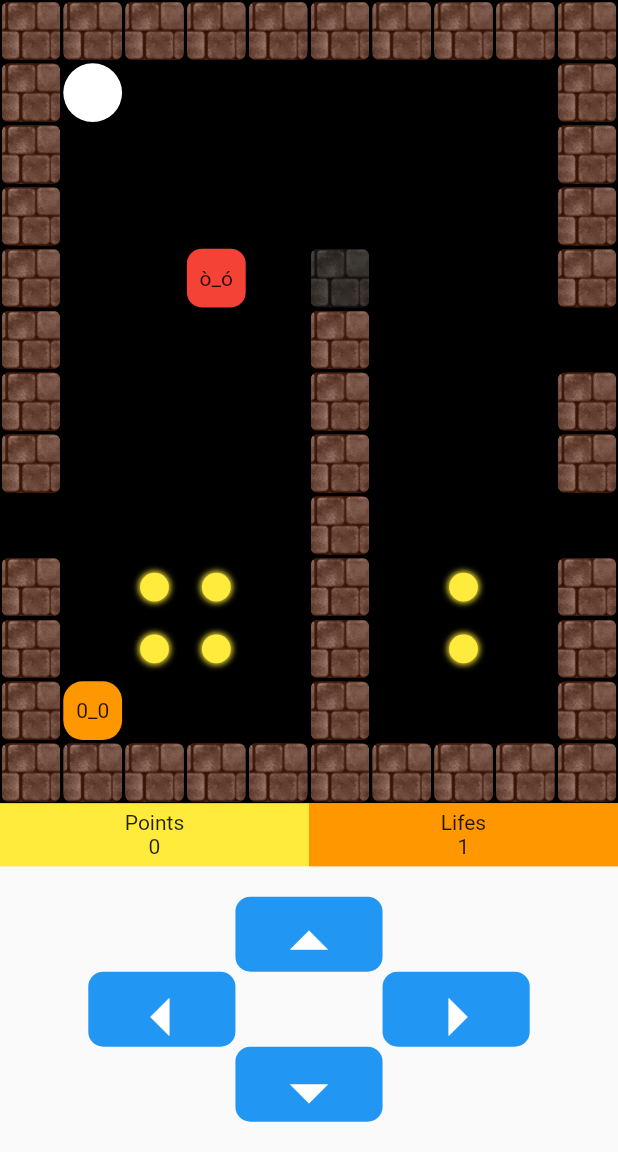
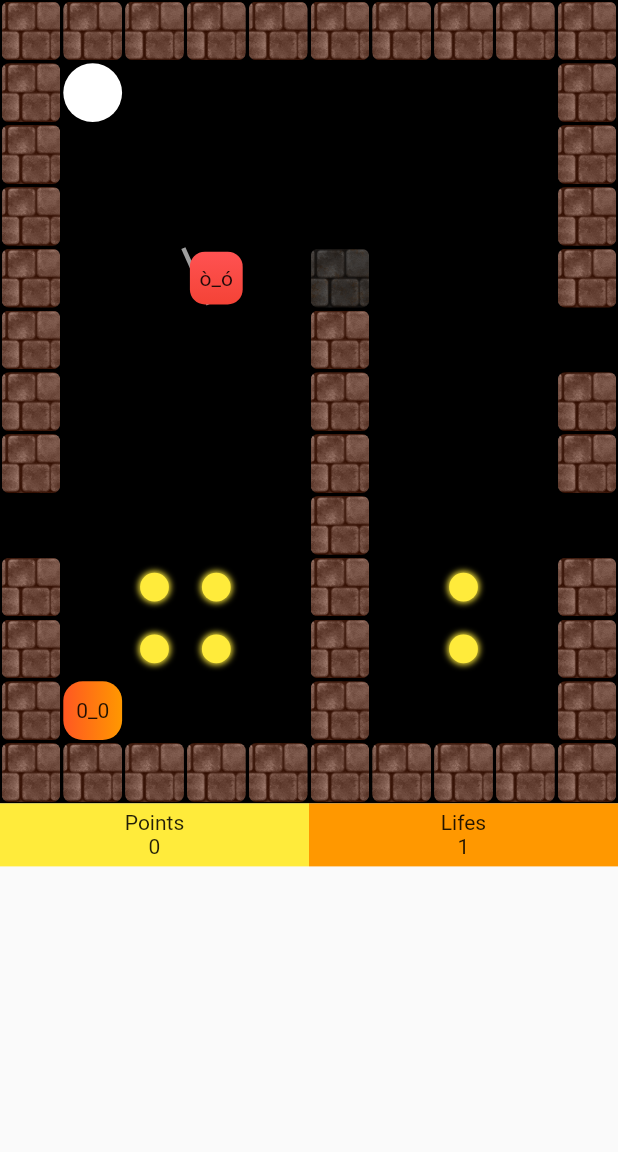
Before and after one commit to gerardggf/cubetis, a Flutter app: the screen it shows after launch, after a tap on "Start game", on a phone screen of 412 x 824 dp, the part 84-1236 px from its top. Run offline on Flutter 3.47's test engine with Material 2 defaults, Android fonts, the phone set to English and light mode, and no system bars; our stand-ins replace flutter_riverpod, freezed_annotation, go_router; generated files the repository leaves out were written again.

Commit message:
minor ui changes

```diff
--- a/lib/presentation/modules/home/game_widget.dart
+++ b/lib/presentation/modules/home/game_widget.dart
@@ -51,13 +51,13 @@ class _GameWidgetState extends ConsumerState<GameWidget> {
                 }
                 if (controller.playerPos == index) {
                   return const Player();
+                } else if (controller.enemiesPos.contains(index)) {
+                  return const Enemy();
                 } else if (enemiesList.contains(index) &&
                     controller.level!.wallsPos.contains(index)) {
                   return const Wall(
                     isInEnemyPath: true,
                   );
-                } else if (controller.enemiesPos.contains(index)) {
-                  return const Enemy();
                 } else if (controller.level!.wallsPos.contains(index)) {
                   return const Wall();
                 } else if (controller.level!.coinsPos.contains(index) &&
@@ -109,139 +109,138 @@ class _GameWidgetState extends ConsumerState<GameWidget> {
             ),
           ],
         ),
-        Expanded(
-          child: _buildButtonControl(notifier),
-        ),
+        const Expanded(child: SizedBox() //, _buildButtonControl(notifier),
+            ),
       ],
     );
   }
 
-  Widget _buildButtonControl(HomeController notifier) => Row(
-        children: [
-          const Expanded(
-            child: SizedBox(),
-          ),
-          Expanded(
-            flex: 5,
-            child: Column(
-              mainAxisAlignment: MainAxisAlignment.center,
-              crossAxisAlignment: CrossAxisAlignment.center,
-              children: [
-                Row(
-                  children: [
-                    const Expanded(
-                      child: SizedBox(),
-                    ),
-                    Expanded(
-                      child: GestureDetector(
-                        onTap: () => notifier.onButtonDown(
-                          direction: 0,
-                          canvasSize: widget.canvasSize,
-                        ),
-                        child: Container(
-                          decoration: BoxDecoration(
-                              color: kColor,
-                              borderRadius: BorderRadius.circular(10)),
-                          width: 50,
-                          height: 50,
-                          child: const Icon(
-                            Icons.arrow_drop_up,
-                            size: kBtnSize,
-                            color: Colors.white,
-                          ),
-                        ),
-                      ),
-                    ),
-                    const Expanded(
-                      child: SizedBox(),
-                    ),
-                  ],
-                ),
-                Row(
-                  mainAxisAlignment: MainAxisAlignment.center,
-                  crossAxisAlignment: CrossAxisAlignment.center,
-                  children: [
-                    Expanded(
-                      child: GestureDetector(
-                        onTap: () => notifier.onButtonDown(
-                          direction: 2,
-                          canvasSize: widget.canvasSize,
-                        ),
-                        child: Container(
-                          decoration: BoxDecoration(
-                              color: kColor,
-                              borderRadius: BorderRadius.circular(10)),
-                          width: 50,
-                          height: 50,
-                          child: const Icon(
-                            Icons.arrow_left,
-                            size: kBtnSize,
-                            color: Colors.white,
-                          ),
-                        ),
-                      ),
-                    ),
-                    const Expanded(
-                      child: SizedBox(),
-                    ),
-                    Expanded(
-                      child: GestureDetector(
-                        onTap: () => notifier.onButtonDown(
-                          direction: 3,
-                          canvasSize: widget.canvasSize,
-                        ),
-                        child: Container(
-                          decoration: BoxDecoration(
-                              color: kColor,
-                              borderRadius: BorderRadius.circular(10)),
-                          width: 50,
-                          height: 50,
-                          child: const Icon(
-                            Icons.arrow_right,
-                            size: kBtnSize,
-                            color: Colors.white,
-                          ),
-                        ),
-                      ),
-                    ),
-                  ],
-                ),
-                Row(
-                  children: [
-                    const Expanded(
-                      child: SizedBox(),
-                    ),
-                    Expanded(
-                      child: GestureDetector(
-                        onTap: () => notifier.onButtonDown(
-                          direction: 1,
-                          canvasSize: widget.canvasSize,
-                        ),
-                        child: Container(
-                          decoration: BoxDecoration(
-                              color: kColor,
-                              borderRadius: BorderRadius.circular(10)),
-                          width: 50,
-                          height: 50,
-                          child: const Icon(
-                            Icons.arrow_drop_down,
-                            size: kBtnSize,
-                            color: Colors.white,
-                          ),
-                        ),
-                      ),
-                    ),
-                    const Expanded(
-                      child: SizedBox(),
-                    ),
-                  ],
-                ),
-              ],
-            ),
-          ),
-          const Expanded(
-            child: SizedBox(),
-          ),
-        ],
-      );
+  // Widget _buildButtonControl(HomeController notifier) => Row(
+  //       children: [
+  //         const Expanded(
+  //           child: SizedBox(),
+  //         ),
+  //         Expanded(
+  //           flex: 5,
+  //           child: Column(
+  //             mainAxisAlignment: MainAxisAlignment.center,
+  //             crossAxisAlignment: CrossAxisAlignment.center,
+  //             children: [
+  //               Row(
+  //                 children: [
+  //                   const Expanded(
+  //                     child: SizedBox(),
+  //                   ),
+  //                   Expanded(
+  //                     child: GestureDetector(
+  //                       onTap: () => notifier.onButtonDown(
+  //                         direction: 0,
+  //                         canvasSize: widget.canvasSize,
+  //                       ),
+  //                       child: Container(
+  //                         decoration: BoxDecoration(
+  //                             color: kColor,
+  //                             borderRadius: BorderRadius.circular(10)),
+  //                         width: 50,
+  //                         height: 50,
+  //                         child: const Icon(
+  //                           Icons.arrow_drop_up,
+  //                           size: kBtnSize,
+  //                           color: Colors.white,
+  //                         ),
+  //                       ),
+  //                     ),
+  //                   ),
+  //                   const Expanded(
+  //                     child: SizedBox(),
+  //                   ),
+  //                 ],
+  //               ),
+  //               Row(
+  //                 mainAxisAlignment: MainAxisAlignment.center,
+  //                 crossAxisAlignment: CrossAxisAlignment.center,
+  //                 children: [
+  //                   Expanded(
+  //                     child: GestureDetector(
+  //                       onTap: () => notifier.onButtonDown(
+  //                         direction: 2,
+  //                         canvasSize: widget.canvasSize,
+  //                       ),
+  //                       child: Container(
+  //                         decoration: BoxDecoration(
+  //                             color: kColor,
+  //                             borderRadius: BorderRadius.circular(10)),
+  //                         width: 50,
+  //                         height: 50,
+  //                         child: const Icon(
+  //                           Icons.arrow_left,
+  //                           size: kBtnSize,
+  //                           color: Colors.white,
+  //                         ),
+  //                       ),
+  //                     ),
+  //                   ),
+  //                   const Expanded(
+  //                     child: SizedBox(),
+  //                   ),
+  //                   Expanded(
+  //                     child: GestureDetector(
+  //                       onTap: () => notifier.onButtonDown(
+  //                         direction: 3,
+  //                         canvasSize: widget.canvasSize,
+  //                       ),
+  //                       child: Container(
+  //                         decoration: BoxDecoration(
+  //                             color: kColor,
+  //                             borderRadius: BorderRadius.circular(10)),
+  //                         width: 50,
+  //                         height: 50,
+  //                         child: const Icon(
+  //                           Icons.arrow_right,
+  //                           size: kBtnSize,
+  //                           color: Colors.white,
+  //                         ),
+  //                       ),
+  //                     ),
+  //                   ),
+  //                 ],
+  //               ),
+  //               Row(
+  //                 children: [
+  //                   const Expanded(
+  //                     child: SizedBox(),
+  //                   ),
+  //                   Expanded(
+  //                     child: GestureDetector(
+  //                       onTap: () => notifier.onButtonDown(
+  //                         direction: 1,
+  //                         canvasSize: widget.canvasSize,
+  //                       ),
+  //                       child: Container(
+  //                         decoration: BoxDecoration(
+  //                             color: kColor,
+  //                             borderRadius: BorderRadius.circular(10)),
+  //                         width: 50,
+  //                         height: 50,
+  //                         child: const Icon(
+  //                           Icons.arrow_drop_down,
+  //                           size: kBtnSize,
+  //                           color: Colors.white,
+  //                         ),
+  //                       ),
+  //                     ),
+  //                   ),
+  //                   const Expanded(
+  //                     child: SizedBox(),
+  //                   ),
+  //                 ],
+  //               ),
+  //             ],
+  //           ),
+  //         ),
+  //         const Expanded(
+  //           child: SizedBox(),
+  //         ),
+  //       ],
+  //     );
 }
--- a/lib/presentation/objects/enemy.dart
+++ b/lib/presentation/objects/enemy.dart
@@ -11,16 +11,35 @@ class Enemy extends StatelessWidget {
 
   @override
   Widget build(BuildContext context) {
-    return Padding(
-        padding: const EdgeInsets.all(kPadding),
-        child: Container(
+    return Stack(
+      children: [
+        Transform(
+          transform: Matrix4.rotationZ(20),
+          child: Container(
+            height: 3,
+            color: Colors.grey,
+          ),
+        ),
+        Container(
+          margin: const EdgeInsets.all(kPadding + 2),
           decoration: BoxDecoration(
             borderRadius: BorderRadius.circular(10),
-            color: color,
+            //color: color,
+
+            gradient: LinearGradient(
+              begin: Alignment.topCenter,
+              end: Alignment.bottomCenter,
+              colors: [
+                Colors.redAccent,
+                color,
+              ],
+            ),
           ),
           child: const Center(
             child: Text("ò_ó"),
           ),
-        ));
+        ),
+      ],
+    );
   }
 }
--- a/lib/presentation/objects/jugador.dart
+++ b/lib/presentation/objects/jugador.dart
@@ -13,10 +13,18 @@ class Player extends StatelessWidget {
   Widget build(BuildContext context) {
     return Padding(
       padding: const EdgeInsets.all(kPadding),
-      child: Container(
+      child: AnimatedContainer(
+        duration: const Duration(seconds: 1),
+        curve: Curves.bounceIn,
         decoration: BoxDecoration(
           borderRadius: BorderRadius.circular(13),
           color: color,
+          gradient: LinearGradient(
+            colors: [
+              Colors.deepOrange,
+              color,
+            ],
+          ),
         ),
         child: const Center(
           child: Text("0_0"),
```
Also changed, not shown: pubspec.lock, 1 other file.
